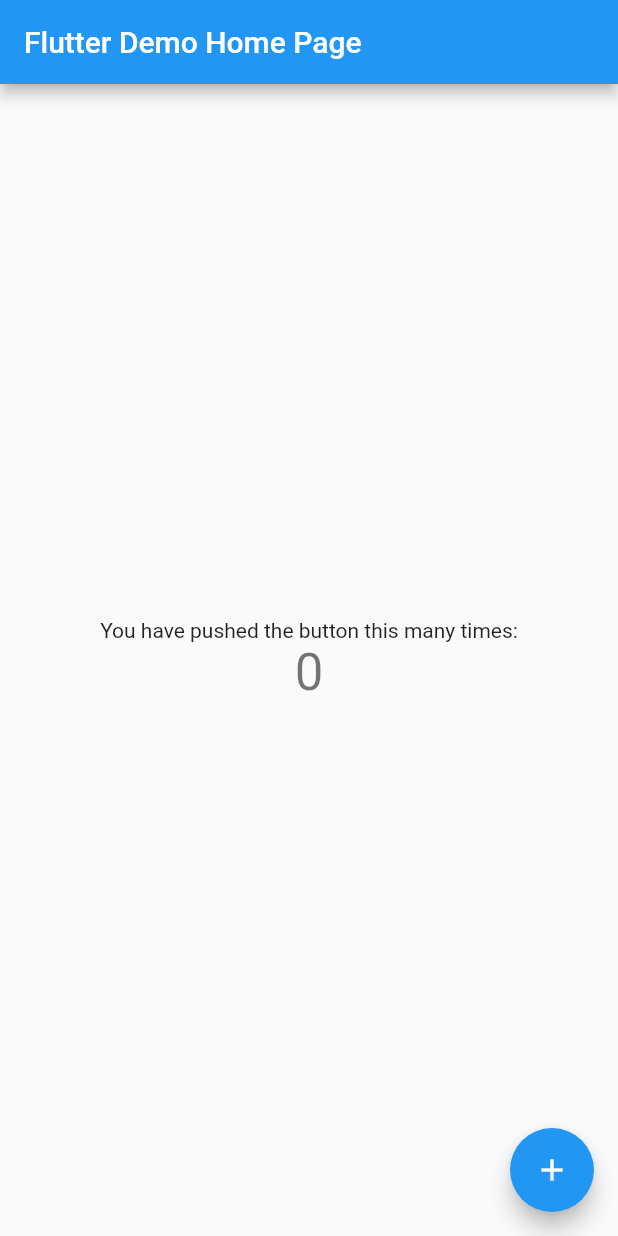
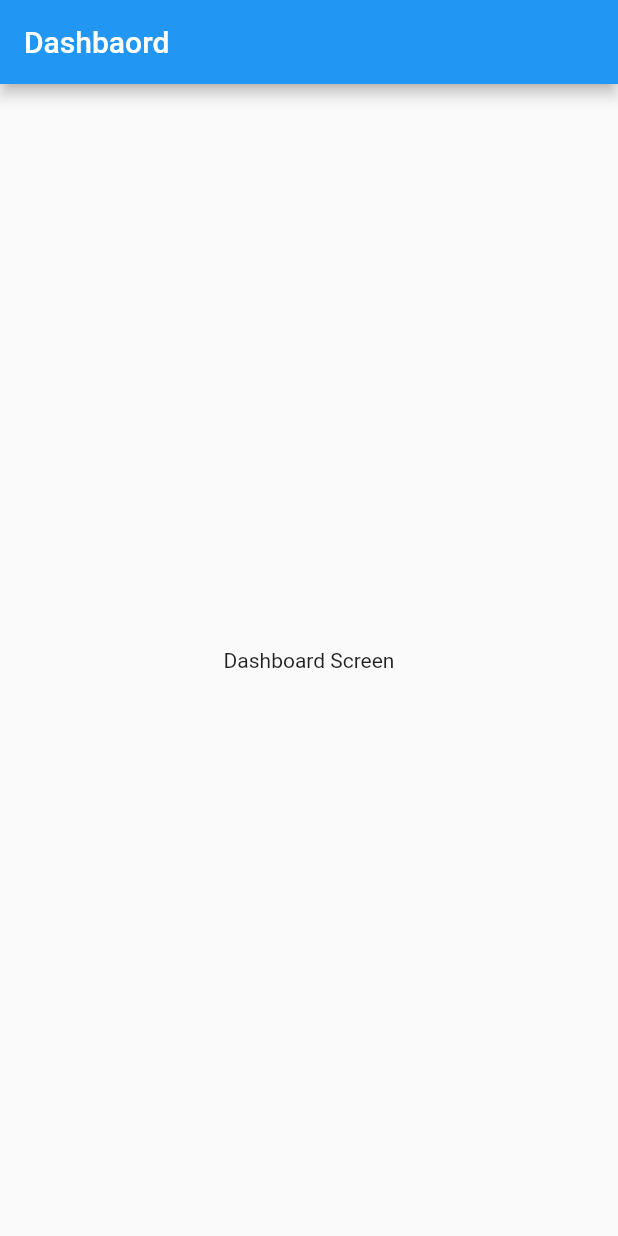
Before and after one commit to krzychudz/Flutter-weather-app, a Flutter app: the screen it shows after launch, on a phone screen of 412 x 824 dp. Run offline on Flutter 3.47's test engine with Material 2 defaults, Android fonts, the phone set to English and light mode, and no system bars.

Commit message:
Add dashboard screen

```diff
--- a/lib/main.dart
+++ b/lib/main.dart
@@ -1,4 +1,6 @@
 import 'package:flutter/material.dart';
+
+import './screens/dashbaord_screen.dart';
 
 void main() {
   runApp(MyApp());
@@ -8,58 +10,12 @@ class MyApp extends StatelessWidget {
   @override
   Widget build(BuildContext context) {
     return MaterialApp(
-      title: 'Flutter Demo',
+      title: 'Weather App',
       theme: ThemeData(
         primarySwatch: Colors.blue,
         visualDensity: VisualDensity.adaptivePlatformDensity,
       ),
-      home: MyHomePage(title: 'Flutter Demo Home Page'),
+      home: DashboardScreen(),
     );
   }
 }
-
-class MyHomePage extends StatefulWidget {
-  MyHomePage({Key key, this.title}) : super(key: key);
-  final String title;
-
-  @override
-  _MyHomePageState createState() => _MyHomePageState();
-}
-
-class _MyHomePageState extends State<MyHomePage> {
-  int _counter = 0;
-
-  void _incrementCounter() {
-    setState(() {
-      _counter++;
-    });
-  }
-
-  @override
-  Widget build(BuildContext context) {
-    return Scaffold(
-      appBar: AppBar(
-        title: Text(widget.title),
-      ),
-      body: Center(
-        child: Column(
-          mainAxisAlignment: MainAxisAlignment.center,
-          children: <Widget>[
-            Text(
-              'You have pushed the button this many times:',
-            ),
-            Text(
-              '$_counter',
-              style: Theme.of(context).textTheme.headline4,
-            ),
-          ],
-        ),
-      ),
-      floatingActionButton: FloatingActionButton(
-        onPressed: _incrementCounter,
-        tooltip: 'Increment',
-        child: Icon(Icons.add),
-      ),
-    );
-  }
-}
--- /dev/null
+++ b/lib/screens/dashbaord_screen.dart
@@ -0,0 +1,15 @@
+import 'package:flutter/material.dart';
+
+class DashboardScreen extends StatelessWidget {
+  @override
+  Widget build(BuildContext context) {
+    return Scaffold(
+      appBar: AppBar(
+        title: Text("Dashbaord"),
+      ),
+      body: Center(
+        child: Text("Dashboard Screen"),
+      ),
+    );
+  }
+}
```
